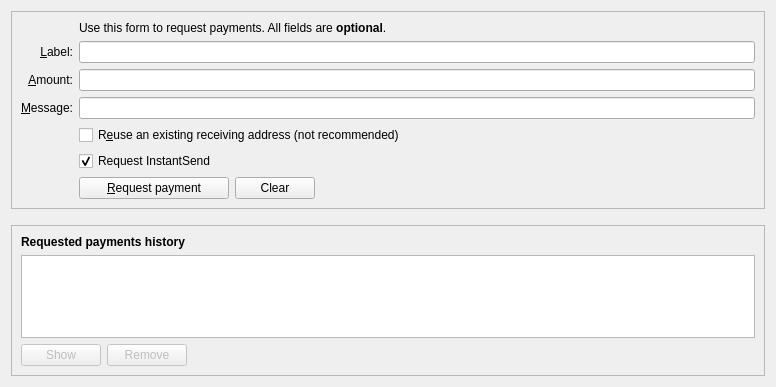
Qt form src/qt/forms/receivecoinsdialog.ui (duality-solutions/Dynamic) before a commit.
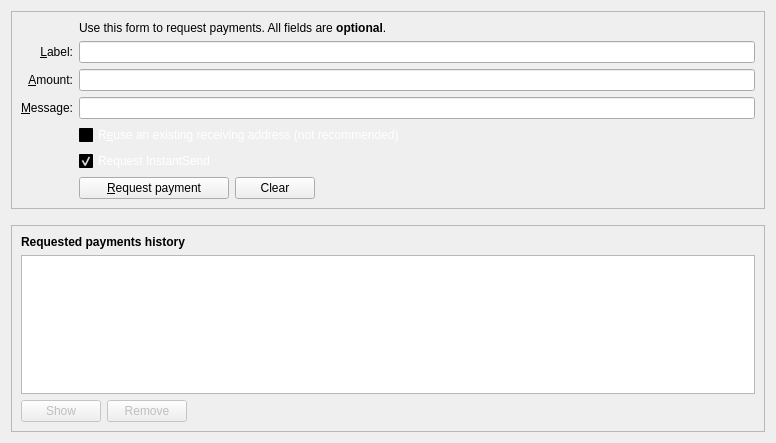
The same form after that commit. Custom widgets are drawn as their Qt base class.

```diff
--- a/src/qt/forms/receivecoinsdialog.ui
+++ b/src/qt/forms/receivecoinsdialog.ui
@@ -7,7 +7,7 @@
     <x>0</x>
     <y>0</y>
     <width>776</width>
-    <height>387</height>
+    <height>443</height>
    </rect>
   </property>
   <layout class="QVBoxLayout" name="verticalLayout" stretch="0,0,1">
@@ -30,6 +30,421 @@
        <layout class="QGridLayout" name="gridLayout">
         <item row="7" column="2">
          <widget class="QCheckBox" name="reuseAddress">
+          <property name="palette">
+           <palette>
+            <active>
+             <colorrole role="WindowText">
+              <brush brushstyle="SolidPattern">
+               <color alpha="255">
+                <red>255</red>
+                <green>255</green>
+                <blue>255</blue>
+               </color>
+              </brush>
+             </colorrole>
+             <colorrole role="Button">
+              <brush brushstyle="SolidPattern">
+               <color alpha="255">
+                <red>0</red>
+                <green>0</green>
+                <blue>0</blue>
+               </color>
+              </brush>
+             </colorrole>
+             <colorrole role="Light">
+              <brush brushstyle="SolidPattern">
+               <color alpha="255">
+                <red>0</red>
+                <green>0</green>
+                <blue>0</blue>
+               </color>
+              </brush>
+             </colorrole>
+             <colorrole role="Midlight">
+              <brush brushstyle="SolidPattern">
+               <color alpha="255">
+                <red>0</red>
+                <green>0</green>
+                <blue>0</blue>
+               </color>
+              </brush>
+             </colorrole>
+             <colorrole role="Dark">
+              <brush brushstyle="SolidPattern">
+               <color alpha="255">
+                <red>0</red>
+                <green>0</green>
+                <blue>0</blue>
+               </color>
+              </brush>
+             </colorrole>
+             <colorrole role="Mid">
+              <brush brushstyle="SolidPattern">
+               <color alpha="255">
+                <red>0</red>
+                <green>0</green>
+                <blue>0</blue>
+               </color>
+              </brush>
+             </colorrole>
+             <colorrole role="Text">
+              <brush brushstyle="SolidPattern">
+               <color alpha="255">
+                <red>255</red>
+                <green>255</green>
+                <blue>255</blue>
+               </color>
+              </brush>
+             </colorrole>
+             <colorrole role="BrightText">
+              <brush brushstyle="SolidPattern">
+               <color alpha="255">
+                <red>255</red>
+                <green>255</green>
+                <blue>255</blue>
+               </color>
+              </brush>
+             </colorrole>
+             <colorrole role="ButtonText">
+              <brush brushstyle="SolidPattern">
+               <color alpha="255">
+                <red>255</red>
+                <green>255</green>
+                <blue>255</blue>
+               </color>
+              </brush>
+             </colorrole>
+             <colorrole role="Base">
+              <brush brushstyle="SolidPattern">
+               <color alpha="255">
+                <red>0</red>
+                <green>0</green>
+                <blue>0</blue>
+               </color>
+              </brush>
+             </colorrole>
+             <colorrole role="Window">
+              <brush brushstyle="SolidPattern">
+               <color alpha="255">
+                <red>0</red>
+                <green>0</green>
+                <blue>0</blue>
+               </color>
+              </brush>
+             </colorrole>
+             <colorrole role="Shadow">
+              <brush brushstyle="SolidPattern">
+               <color alpha="255">
+                <red>0</red>
+                <green>0</green>
+                <blue>0</blue>
+               </color>
+              </brush>
+             </colorrole>
+             <colorrole role="AlternateBase">
+              <brush brushstyle="SolidPattern">
+               <color alpha="255">
+                <red>0</red>
+                <green>0</green>
+                <blue>0</blue>
+               </color>
+              </brush>
+             </colorrole>
+             <colorrole role="ToolTipBase">
+              <brush brushstyle="SolidPattern">
+               <color alpha="255">
+                <red>255</red>
+                <green>255</green>
+                <blue>220</blue>
+               </color>
+              </brush>
+             </colorrole>
+             <colorrole role="ToolTipText">
+              <brush brushstyle="SolidPattern">
+               <color alpha="255">
+                <red>0</red>
+                <green>0</green>
+                <blue>0</blue>
+               </color>
+              </brush>
+             </colorrole>
+            </active>
+            <inactive>
+             <colorrole role="WindowText">
+              <brush brushstyle="SolidPattern">
+               <color alpha="255">
+                <red>255</red>
+                <green>255</green>
+                <blue>255</blue>
+               </color>
+              </brush>
+             </colorrole>
+             <colorrole role="Button">
+              <brush brushstyle="SolidPattern">
+               <color alpha="255">
+                <red>0</red>
+                <green>0</green>
+                <blue>0</blue>
+               </color>
+              </brush>
+             </colorrole>
+             <colorrole role="Light">
+              <brush brushstyle="SolidPattern">
+               <color alpha="255">
+                <red>0</red>
+                <green>0</green>
+                <blue>0</blue>
+               </color>
+              </brush>
+             </colorrole>
+             <colorrole role="Midlight">
+              <brush brushstyle="SolidPattern">
+               <color alpha="255">
+                <red>0</red>
+                <green>0</green>
+                <blue>0</blue>
+               </color>
+              </brush>
+             </colorrole>
+             <colorrole role="Dark">
+              <brush brushstyle="SolidPattern">
+               <color alpha="255">
+                <red>0</red>
+                <green>0</green>
+                <blue>0</blue>
+               </color>
+              </brush>
+             </colorrole>
+             <colorrole role="Mid">
+              <brush brushstyle="SolidPattern">
+               <color alpha="255">
+                <red>0</red>
+                <green>0</green>
+                <blue>0</blue>
+               </color>
+              </brush>
+             </colorrole>
+             <colorrole role="Text">
+              <brush brushstyle="SolidPattern">
+               <color alpha="255">
+                <red>255</red>
+                <green>255</green>
+                <blue>255</blue>
+               </color>
+              </brush>
+             </colorrole>
+             <colorrole role="BrightText">
+              <brush brushstyle="SolidPattern">
+               <color alpha="255">
+                <red>255</red>
+                <green>255</green>
+                <blue>255</blue>
+               </color>
+              </brush>
+             </colorrole>
+             <colorrole role="ButtonText">
+              <brush brushstyle="SolidPattern">
+               <color alpha="255">
+                <red>255</red>
+                <green>255</green>
+                <blue>255</blue>
+               </color>
+              </brush>
+             </colorrole>
+             <colorrole role="Base">
+              <brush brushstyle="SolidPattern">
+               <color alpha="255">
+                <red>0</red>
+                <green>0</green>
+                <blue>0</blue>
+               </color>
+              </brush>
+             </colorrole>
+             <colorrole role="Window">
+              <brush brushstyle="SolidPattern">
+               <color alpha="255">
+                <red>0</red>
+                <green>0</green>
+                <blue>0</blue>
+               </color>
+              </brush>
+             </colorrole>
+             <colorrole role="Shadow">
+              <brush brushstyle="SolidPattern">
+               <color alpha="255">
+                <red>0</red>
+                <green>0</green>
+                <blue>0</blue>
+               </color>
+              </brush>
+             </colorrole>
+             <colorrole role="AlternateBase">
+              <brush brushstyle="SolidPattern">
+               <color alpha="255">
+                <red>0</red>
+                <green>0</green>
+                <blue>0</blue>
+               </color>
+              </brush>
+             </colorrole>
+             <colorrole role="ToolTipBase">
+              <brush brushstyle="SolidPattern">
+               <color alpha="255">
+                <red>255</red>
+                <green>255</green>
+                <blue>220</blue>
+               </color>
+              </brush>
+             </colorrole>
+             <colorrole role="ToolTipText">
+              <brush brushstyle="SolidPattern">
+               <color alpha="255">
+                <red>0</red>
+                <green>0</green>
+                <blue>0</blue>
+               </color>
+              </brush>
+             </colorrole>
+            </inactive>
+            <disabled>
+             <colorrole role="WindowText">
+              <brush brushstyle="SolidPattern">
+               <color alpha="255">
+                <red>0</red>
+                <green>0</green>
+                <blue>0</blue>
+               </color>
+              </brush>
+             </colorrole>
+             <colorrole role="Button">
+              <brush brushstyle="SolidPattern">
+               <color alpha="255">
+                <red>0</red>
+                <green>0</green>
+                <blue>0</blue>
+               </color>
+              </brush>
+             </colorrole>
+             <colorrole role="Light">
+              <brush brushstyle="SolidPattern">
+               <color alpha="255">
+                <red>0</red>
+                <green>0</green>
+                <blue>0</blue>
+               </color>
+              </brush>
+             </colorrole>
+             <colorrole role="Midlight">
+              <brush brushstyle="SolidPattern">
+               <color alpha="255">
+                <red>0</red>
+                <green>0</green>
+                <blue>0</blue>
+               </color>
+              </brush>
+             </colorrole>
+             <colorrole role="Dark">
+              <brush brushstyle="SolidPattern">
+               <color alpha="255">
+                <red>0</red>
+                <green>0</green>
+                <blue>0</blue>
+               </color>
+              </brush>
+             </colorrole>
+             <colorrole role="Mid">
+              <brush brushstyle="SolidPattern">
+               <color alpha="255">
+                <red>0</red>
+                <green>0</green>
+                <blue>0</blue>
+               </color>
+              </brush>
+             </colorrole>
+             <colorrole role="Text">
+              <brush brushstyle="SolidPattern">
+               <color alpha="255">
+                <red>0</red>
+                <green>0</green>
+                <blue>0</blue>
+               </color>
+              </brush>
+             </colorrole>
+             <colorrole role="BrightText">
+              <brush brushstyle="SolidPattern">
+               <color alpha="255">
+                <red>255</red>
+                <green>255</green>
+                <blue>255</blue>
+               </color>
+              </brush>
+             </colorrole>
+             <colorrole role="ButtonText">
+              <brush brushstyle="SolidPattern">
+               <color alpha="255">
+                <red>0</red>
+                <green>0</green>
+                <blue>0</blue>
+               </color>
+              </brush>
+             </colorrole>
+             <colorrole role="Base">
+              <brush brushstyle="SolidPattern">
+               <color alpha="255">
+                <red>0</red>
+                <green>0</green>
+                <blue>0</blue>
+               </color>
+              </brush>
+             </colorrole>
+             <colorrole role="Window">
+              <brush brushstyle="SolidPattern">
+               <color alpha="255">
+                <red>0</red>
+                <green>0</green>
+                <blue>0</blue>
+               </color>
+              </brush>
+             </colorrole>
+             <colorrole role="Shadow">
+              <brush brushstyle="SolidPattern">
+               <color alpha="255">
+                <red>0</red>
+                <green>0</green>
+                <blue>0</blue>
+               </color>
+              </brush>
+             </colorrole>
+             <colorrole role="AlternateBase">
+              <brush brushstyle="SolidPattern">
+               <color alpha="255">
+                <red>0</red>
+                <green>0</green>
+                <blue>0</blue>
+               </color>
+              </brush>
+             </colorrole>
+             <colorrole role="ToolTipBase">
+              <brush brushstyle="SolidPattern">
+               <color alpha="255">
+                <red>255</red>
+                <green>255</green>
+                <blue>220</blue>
+               </color>
+              </brush>
+             </colorrole>
+             <colorrole role="ToolTipText">
+              <brush brushstyle="SolidPattern">
+               <color alpha="255">
+                <red>0</red>
+                <green>0</green>
+                <blue>0</blue>
+               </color>
+              </brush>
+             </colorrole>
+            </disabled>
+           </palette>
+          </property>
           <property name="toolTip">
            <string>Reuse one of the previously used receiving addresses.&lt;br&gt;Reusing addresses has security and privacy issues.&lt;br&gt;Do not use this unless re-generating a payment request made before.</string>
           </property>
@@ -185,6 +600,421 @@
         </item>
         <item row="8" column="2">
          <widget class="QCheckBox" name="checkUseInstantSend">
+          <property name="palette">
+           <palette>
+            <active>
+             <colorrole role="WindowText">
+              <brush brushstyle="SolidPattern">
+               <color alpha="255">
+                <red>255</red>
+                <green>255</green>
+                <blue>255</blue>
+               </color>
+              </brush>
+             </colorrole>
+             <colorrole role="Button">
+              <brush brushstyle="SolidPattern">
+               <color alpha="255">
+                <red>0</red>
+                <green>0</green>
+                <blue>0</blue>
+               </color>
+              </brush>
+             </colorrole>
+             <colorrole role="Light">
+              <brush brushstyle="SolidPattern">
+               <color alpha="255">
+                <red>0</red>
+                <green>0</green>
+                <blue>0</blue>
+               </color>
+              </brush>
+             </colorrole>
+             <colorrole role="Midlight">
+              <brush brushstyle="SolidPattern">
+               <color alpha="255">
+                <red>0</red>
+                <green>0</green>
+                <blue>0</blue>
+               </color>
+              </brush>
+             </colorrole>
+             <colorrole role="Dark">
+              <brush brushstyle="SolidPattern">
+               <color alpha="255">
+                <red>0</red>
+                <green>0</green>
+                <blue>0</blue>
+               </color>
+              </brush>
+             </colorrole>
+             <colorrole role="Mid">
+              <brush brushstyle="SolidPattern">
+               <color alpha="255">
+                <red>0</red>
+                <green>0</green>
+                <blue>0</blue>
+               </color>
+              </brush>
+             </colorrole>
+             <colorrole role="Text">
+              <brush brushstyle="SolidPattern">
+               <color alpha="255">
+                <red>255</red>
+                <green>255</green>
+                <blue>255</blue>
+               </color>
+              </brush>
+             </colorrole>
+             <colorrole role="BrightText">
+              <brush brushstyle="SolidPattern">
+               <color alpha="255">
+                <red>255</red>
+                <green>255</green>
+                <blue>255</blue>
+               </color>
+              </brush>
+             </colorrole>
+             <colorrole role="ButtonText">
+              <brush brushstyle="SolidPattern">
+               <color alpha="255">
+                <red>255</red>
+                <green>255</green>
+                <blue>255</blue>
+               </color>
+              </brush>
+             </colorrole>
+             <colorrole role="Base">
+              <brush brushstyle="SolidPattern">
+               <color alpha="255">
+                <red>0</red>
+                <green>0</green>
+                <blue>0</blue>
+               </color>
+              </brush>
+             </colorrole>
+             <colorrole role="Window">
+              <brush brushstyle="SolidPattern">
+               <color alpha="255">
+                <red>0</red>
+                <green>0</green>
+                <blue>0</blue>
+               </color>
+              </brush>
+             </colorrole>
+             <colorrole role="Shadow">
+              <brush brushstyle="SolidPattern">
+               <color alpha="255">
+                <red>0</red>
+                <green>0</green>
+                <blue>0</blue>
+               </color>
+              </brush>
+             </colorrole>
+             <colorrole role="AlternateBase">
+              <brush brushstyle="SolidPattern">
+               <color alpha="255">
+                <red>0</red>
+                <green>0</green>
+                <blue>0</blue>
+               </color>
+              </brush>
+             </colorrole>
+             <colorrole role="ToolTipBase">
+              <brush brushstyle="SolidPattern">
+               <color alpha="255">
+                <red>255</red>
+                <green>255</green>
+                <blue>220</blue>
+               </color>
+              </brush>
+             </colorrole>
+             <colorrole role="ToolTipText">
+              <brush brushstyle="SolidPattern">
+               <color alpha="255">
+                <red>0</red>
+                <green>0</green>
+                <blue>0</blue>
+               </color>
+              </brush>
+             </colorrole>
+            </active>
+            <inactive>
+             <colorrole role="WindowText">
+              <brush brushstyle="SolidPattern">
+               <color alpha="255">
+                <red>255</red>
+                <green>255</green>
+                <blue>255</blue>
+               </color>
+              </brush>
+             </colorrole>
+             <colorrole role="Button">
+              <brush brushstyle="SolidPattern">
+               <color alpha="255">
+                <red>0</red>
+                <green>0</green>
+                <blue>0</blue>
+               </color>
+              </brush>
+             </colorrole>
+             <colorrole role="Light">
+              <brush brushstyle="SolidPattern">
+               <color alpha="255">
+                <red>0</red>
+                <green>0</green>
+                <blue>0</blue>
+               </color>
+              </brush>
+             </colorrole>
+             <colorrole role="Midlight">
+              <brush brushstyle="SolidPattern">
+               <color alpha="255">
+                <red>0</red>
+                <green>0</green>
+                <blue>0</blue>
+               </color>
+              </brush>
+             </colorrole>
+             <colorrole role="Dark">
+              <brush brushstyle="SolidPattern">
+               <color alpha="255">
+                <red>0</red>
+                <green>0</green>
+                <blue>0</blue>
+               </color>
+              </brush>
+             </colorrole>
+             <colorrole role="Mid">
+              <brush brushstyle="SolidPattern">
+               <color alpha="255">
+                <red>0</red>
+                <green>0</green>
+                <blue>0</blue>
+               </color>
+              </brush>
+             </colorrole>
+             <colorrole role="Text">
+              <brush brushstyle="SolidPattern">
+               <color alpha="255">
+                <red>255</red>
+                <green>255</green>
+                <blue>255</blue>
+               </color>
+              </brush>
+             </colorrole>
+             <colorrole role="BrightText">
+              <brush brushstyle="SolidPattern">
+               <color alpha="255">
+                <red>255</red>
+                <green>255</green>
+                <blue>255</blue>
+               </color>
+              </brush>
+             </colorrole>
+             <colorrole role="ButtonText">
+              <brush brushstyle="SolidPattern">
+               <color alpha="255">
+                <red>255</red>
+                <green>255</green>
+                <blue>255</blue>
+               </color>
+              </brush>
+             </colorrole>
+             <colorrole role="Base">
+              <brush brushstyle="SolidPattern">
+               <color alpha="255">
+                <red>0</red>
+                <green>0</green>
+                <blue>0</blue>
+               </color>
+              </brush>
+             </colorrole>
+             <colorrole role="Window">
+              <brush brushstyle="SolidPattern">
+               <color alpha="255">
+                <red>0</red>
+                <green>0</green>
+                <blue>0</blue>
+               </color>
+              </brush>
+             </colorrole>
+             <colorrole role="Shadow">
+              <brush brushstyle="SolidPattern">
+               <color alpha="255">
+                <red>0</red>
+                <green>0</green>
+                <blue>0</blue>
+               </color>
+              </brush>
+             </colorrole>
+             <colorrole role="AlternateBase">
+              <brush brushstyle="SolidPattern">
+               <color alpha="255">
+                <red>0</red>
+                <green>0</green>
+                <blue>0</blue>
+               </color>
+              </brush>
+             </colorrole>
+             <colorrole role="ToolTipBase">
+              <brush brushstyle="SolidPattern">
+               <color alpha="255">
+                <red>255</red>
+                <green>255</green>
+                <blue>220</blue>
+               </color>
+              </brush>
+             </colorrole>
+             <colorrole role="ToolTipText">
+              <brush brushstyle="SolidPattern">
+               <color alpha="255">
+                <red>0</red>
+                <green>0</green>
+                <blue>0</blue>
+               </color>
+              </brush>
+             </colorrole>
+            </inactive>
+            <disabled>
+             <colorrole role="WindowText">
+              <brush brushstyle="SolidPattern">
+               <color alpha="255">
+                <red>0</red>
+                <green>0</green>
+                <blue>0</blue>
+               </color>
+              </brush>
+             </colorrole>
+             <colorrole role="Button">
+              <brush brushstyle="SolidPattern">
+               <color alpha="255">
+                <red>0</red>
+                <green>0</green>
+                <blue>0</blue>
+               </color>
+              </brush>
+             </colorrole>
+             <colorrole role="Light">
+              <brush brushstyle="SolidPattern">
+               <color alpha="255">
+                <red>0</red>
+                <green>0</green>
+                <blue>0</blue>
+               </color>
+              </brush>
+             </colorrole>
+             <colorrole role="Midlight">
+              <brush brushstyle="SolidPattern">
+               <color alpha="255">
+                <red>0</red>
+                <green>0</green>
+                <blue>0</blue>
+               </color>
+              </brush>
+             </colorrole>
+             <colorrole role="Dark">
+              <brush brushstyle="SolidPattern">
+               <color alpha="255">
+                <red>0</red>
+                <green>0</green>
+                <blue>0</blue>
+               </color>
+              </brush>
+             </colorrole>
+             <colorrole role="Mid">
+              <brush brushstyle="SolidPattern">
+               <color alpha="255">
+                <red>0</red>
+                <green>0</green>
+                <blue>0</blue>
+               </color>
+              </brush>
+             </colorrole>
+             <colorrole role="Text">
+              <brush brushstyle="SolidPattern">
+               <color alpha="255">
+                <red>0</red>
+                <green>0</green>
+                <blue>0</blue>
+               </color>
+              </brush>
+             </colorrole>
+             <colorrole role="BrightText">
+              <brush brushstyle="SolidPattern">
+               <color alpha="255">
+                <red>255</red>
+                <green>255</green>
+                <blue>255</blue>
+               </color>
+              </brush>
+             </colorrole>
+             <colorrole role="ButtonText">
+              <brush brushstyle="SolidPattern">
+               <color alpha="255">
+                <red>0</red>
+                <green>0</green>
+                <blue>0</blue>
+               </color>
+              </brush>
+             </colorrole>
+             <colorrole role="Base">
+              <brush brushstyle="SolidPattern">
+               <color alpha="255">
+                <red>0</red>
+                <green>0</green>
+                <blue>0</blue>
+               </color>
+              </brush>
+             </colorrole>
+             <colorrole role="Window">
+              <brush brushstyle="SolidPattern">
+               <color alpha="255">
+                <red>0</red>
+                <green>0</green>
+                <blue>0</blue>
+               </color>
+              </brush>
+             </colorrole>
+             <colorrole role="Shadow">
+              <brush brushstyle="SolidPattern">
+               <color alpha="255">
+                <red>0</red>
+                <green>0</green>
+                <blue>0</blue>
+               </color>
+              </brush>
+             </colorrole>
+             <colorrole role="AlternateBase">
+              <brush brushstyle="SolidPattern">
+               <color alpha="255">
+                <red>0</red>
+                <green>0</green>
+                <blue>0</blue>
+               </color>
+              </brush>
+             </colorrole>
+             <colorrole role="ToolTipBase">
+              <brush brushstyle="SolidPattern">
+               <color alpha="255">
+                <red>255</red>
+                <green>255</green>
+                <blue>220</blue>
+               </color>
+              </brush>
+             </colorrole>
+             <colorrole role="ToolTipText">
+              <brush brushstyle="SolidPattern">
+               <color alpha="255">
+                <red>0</red>
+                <green>0</green>
+                <blue>0</blue>
+               </color>
+              </brush>
+             </colorrole>
+            </disabled>
+           </palette>
+          </property>
           <property name="text">
            <string>Request InstantSend</string>
           </property>
```
